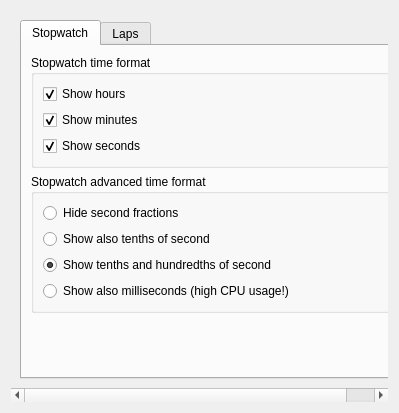
This is src/widgets/generalsettings.ui in KDE/kronometer as Qt 5 draws it before an edit. The edited form follows.
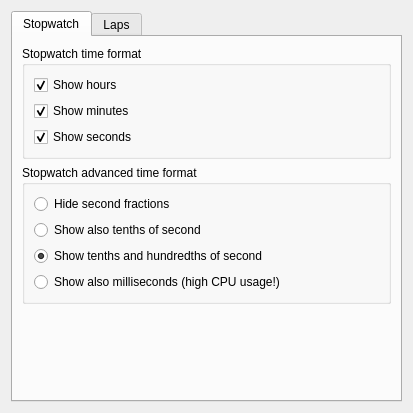
This is the edited form.

Commit message: Remove unused scroll area from generalsettings dialog

```diff
--- a/src/widgets/generalsettings.ui
+++ b/src/widgets/generalsettings.ui
@@ -12,24 +12,6 @@
   </property>
   <layout class="QVBoxLayout" name="verticalLayout">
    <item>
-    <widget class="QScrollArea" name="scrollArea">
-     <property name="frameShape">
-      <enum>QFrame::NoFrame</enum>
-     </property>
-     <property name="widgetResizable">
-      <bool>true</bool>
-     </property>
-     <widget class="QWidget" name="scrollAreaWidgetContents">
-      <property name="geometry">
-       <rect>
-        <x>0</x>
-        <y>0</y>
-        <width>409</width>
-        <height>381</height>
-       </rect>
-      </property>
-      <layout class="QVBoxLayout" name="verticalLayout_3">
-       <item>
         <widget class="QTabWidget" name="tabWidget">
          <property name="toolTip">
           <string>Whether to hide second fractions in the laps</string>
@@ -298,10 +280,6 @@
               </size>
              </property>
             </spacer>
-           </item>
-          </layout>
-         </widget>
-        </widget>
        </item>
       </layout>
      </widget>
```
Lines whose indentation alone changed are shown as unchanged.
